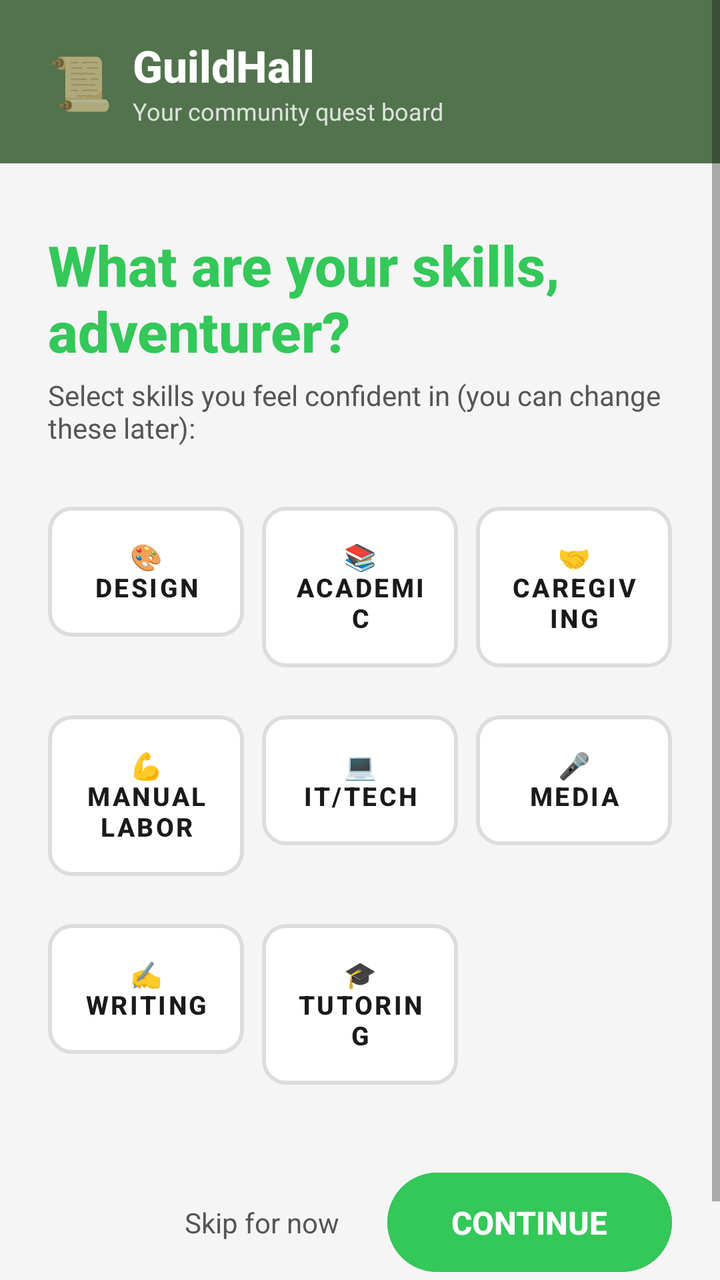
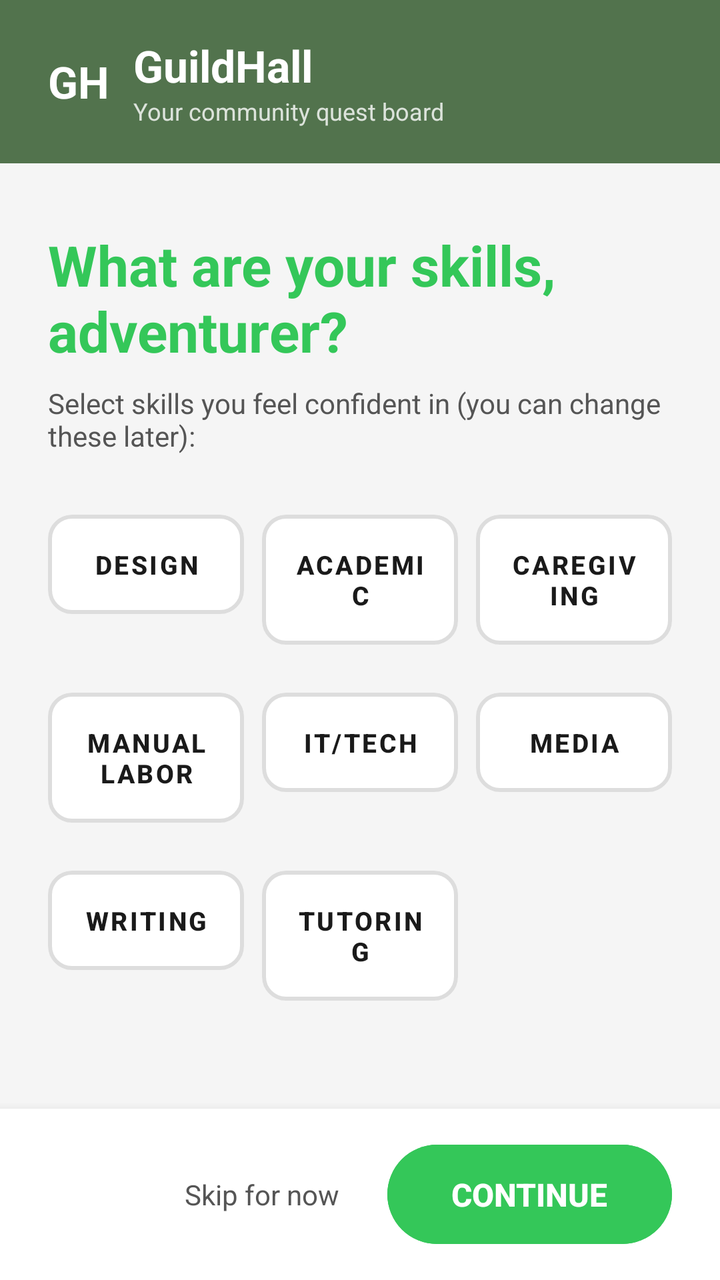

The first picture is an Android layout as it rendered before a commit; the second is the same layout after the commit. The layout source and the unified diff follow.
<!-- AndroidManifest.xml: application theme Theme.GuildHall -->
<!-- res/layout/activity_skills.xml -->
<?xml version="1.0" encoding="utf-8"?>
<ScrollView
    xmlns:android="http://schemas.android.com/apk/res/android"
    xmlns:app="http://schemas.android.com/apk/res-auto"
    android:layout_width="match_parent"
    android:layout_height="match_parent"
    android:background="@color/background"
    android:fillViewport="true">

    <LinearLayout
        android:layout_width="match_parent"
        android:layout_height="wrap_content"
        android:orientation="vertical">

        
        <LinearLayout
            android:layout_width="match_parent"
            android:layout_height="wrap_content"
            android:background="@color/panel_bg"
            android:gravity="center_vertical"
            android:orientation="horizontal"
            android:paddingHorizontal="24dp"
            android:paddingVertical="18dp">

            <TextView
                android:layout_width="wrap_content"
                android:layout_height="wrap_content"
                android:text="📜"
                android:textSize="26sp" />

            <LinearLayout
                android:layout_width="0dp"
                android:layout_height="wrap_content"
                android:layout_marginStart="10dp"
                android:layout_weight="1"
                android:orientation="vertical">

                <TextView
                    android:layout_width="wrap_content"
                    android:layout_height="wrap_content"
                    android:fontFamily="sans-serif-medium"
                    android:text="@string/guildhall"
                    android:textColor="@color/surface_white"
                    android:textSize="22sp"
                    android:textStyle="bold" />

                <TextView
                    android:layout_width="wrap_content"
                    android:layout_height="wrap_content"
                    android:text="@string/logo_tagline"
                    android:textColor="#CCFFFFFF"
                    android:textSize="12sp" />
            </LinearLayout>
        </LinearLayout>

        
        <LinearLayout
            android:layout_width="match_parent"
            android:layout_height="wrap_content"
            android:orientation="vertical"
            android:paddingHorizontal="24dp"
            android:paddingTop="32dp"
            android:paddingBottom="32dp">

            
            <TextView
                android:layout_width="wrap_content"
                android:layout_height="wrap_content"
                android:layout_marginBottom="4dp"
                android:fontFamily="sans-serif-medium"
                android:text="What are your skills,\nadventurer?"
                android:textColor="@color/primary_green"
                android:textSize="28sp"
                android:textStyle="bold" />

            <TextView
                android:layout_width="wrap_content"
                android:layout_height="wrap_content"
                android:layout_marginBottom="24dp"
                android:text="Select skills you feel confident in (you can change these later):"
                android:textColor="@color/text_secondary"
                android:textSize="14sp" />

            
            <LinearLayout
                android:id="@+id/errorContainer"
                android:layout_width="match_parent"
                android:layout_height="wrap_content"
                android:layout_marginBottom="16dp"
                android:background="@drawable/bg_error_box"
                android:paddingHorizontal="14dp"
                android:paddingVertical="12dp"
                android:visibility="gone">

                <TextView
                    android:id="@+id/tvError"
                    android:layout_width="match_parent"
                    android:layout_height="wrap_content"
                    android:textColor="@color/error_red"
                    android:textSize="13sp" />
            </LinearLayout>

            
            
            <LinearLayout
                android:layout_width="match_parent"
                android:layout_height="wrap_content"
                android:orientation="horizontal"
                android:layout_marginBottom="12dp"
                android:weightSum="3">

                <com.google.android.material.button.MaterialButton
                    android:id="@+id/skillBtnDesign"
                    style="@style/Widget.GuildHall.SkillChip"
                    android:layout_width="0dp"
                    android:layout_height="wrap_content"
                    android:layout_weight="1"
                    android:layout_marginEnd="6dp"
                    android:text="🎨\nDesign" />

                <com.google.android.material.button.MaterialButton
                    android:id="@+id/skillBtnAcademic"
                    style="@style/Widget.GuildHall.SkillChip"
                    android:layout_width="0dp"
                    android:layout_height="wrap_content"
                    android:layout_weight="1"
                    android:layout_marginHorizontal="3dp"
                    android:text="📚\nAcademic" />

                <com.google.android.material.button.MaterialButton
                    android:id="@+id/skillBtnCaregiving"
                    style="@style/Widget.GuildHall.SkillChip"
                    android:layout_width="0dp"
                    android:layout_height="wrap_content"
                    android:layout_weight="1"
                    android:layout_marginStart="6dp"
                    android:text="🤝\nCaregiving" />
            </LinearLayout>

            
            <LinearLayout
                android:layout_width="match_parent"
                android:layout_height="wrap_content"
                android:orientation="horizontal"
                android:layout_marginBottom="12dp"
                android:weightSum="3">

                <com.google.android.material.button.MaterialButton
                    android:id="@+id/skillBtnManualLabor"
                    style="@style/Widget.GuildHall.SkillChip"
                    android:layout_width="0dp"
                    android:layout_height="wrap_content"
                    android:layout_weight="1"
                    android:layout_marginEnd="6dp"
                    android:text="💪\nManual Labor" />

                <com.google.android.material.button.MaterialButton
                    android:id="@+id/skillBtnITTech"
                    style="@style/Widget.GuildHall.SkillChip"
                    android:layout_width="0dp"
                    android:layout_height="wrap_content"
                    android:layout_weight="1"
                    android:layout_marginHorizontal="3dp"
                    android:text="💻\nIT/Tech" />

                <com.google.android.material.button.MaterialButton
                    android:id="@+id/skillBtnMedia"
                    style="@style/Widget.GuildHall.SkillChip"
                    android:layout_width="0dp"
                    android:layout_height="wrap_content"
                    android:layout_weight="1"
                    android:layout_marginStart="6dp"
                    android:text="🎤\nMedia" />
            </LinearLayout>

            
            <LinearLayout
                android:layout_width="match_parent"
                android:layout_height="wrap_content"
                android:orientation="horizontal"
                android:layout_marginBottom="32dp"
                android:weightSum="3">

                <com.google.android.material.button.MaterialButton
                    android:id="@+id/skillBtnWriting"
                    style="@style/Widget.GuildHall.SkillChip"
                    android:layout_width="0dp"
                    android:layout_height="wrap_content"
                    android:layout_weight="1"
                    android:layout_marginEnd="6dp"
                    android:text="✍️\nWriting" />

                <com.google.android.material.button.MaterialButton
                    android:id="@+id/skillBtnTutoring"
                    style="@style/Widget.GuildHall.SkillChip"
                    android:layout_width="0dp"
                    android:layout_height="wrap_content"
                    android:layout_weight="1"
                    android:layout_marginHorizontal="3dp"
                    android:text="🎓\nTutoring" />

                
                <View
                    android:layout_width="0dp"
                    android:layout_height="wrap_content"
                    android:layout_weight="1"
                    android:layout_marginStart="6dp" />
            </LinearLayout>

            
            <LinearLayout
                android:layout_width="match_parent"
                android:layout_height="wrap_content"
                android:gravity="end|center_vertical"
                android:orientation="horizontal"
                android:layout_marginBottom="8dp">

                <TextView
                    android:id="@+id/btnSkip"
                    android:layout_width="wrap_content"
                    android:layout_height="wrap_content"
                    android:layout_marginEnd="16dp"
                    android:text="@string/btn_skip"
                    android:textColor="@color/text_secondary"
                    android:textSize="14sp"
                    android:clickable="true"
                    android:focusable="true"
                    android:paddingHorizontal="8dp"
                    android:paddingVertical="8dp" />

                <com.google.android.material.button.MaterialButton
                    android:id="@+id/btnContinue"
                    style="@style/Widget.GuildHall.Button.Primary"
                    android:layout_width="wrap_content"
                    android:layout_height="wrap_content"
                    android:text="@string/btn_continue"
                    android:paddingHorizontal="32dp" />
            </LinearLayout>

            
            <ProgressBar
                android:id="@+id/progressBar"
                style="?android:attr/progressBarStyleHorizontal"
                android:layout_width="match_parent"
                android:layout_height="4dp"
                android:indeterminate="true"
                android:indeterminateTint="@color/primary_green"
                android:visibility="gone" />

        </LinearLayout>
    </LinearLayout>
</ScrollView>
<!-- resources referenced by this layout -->
<resources>
  <color name="background">#F5F5F5</color>
  <color name="error_red">#C73434</color>
  <color name="panel_bg">#52734D</color>
  <color name="primary_green">#34C759</color>
  <color name="surface_white">#FFFFFF</color>
  <color name="text_secondary">#555555</color>
  <!-- drawable bg_error_box (drawable) -->
  <?xml version="1.0" encoding="utf-8"?>
  <shape xmlns:android="http://schemas.android.com/apk/res/android"
      android:shape="rectangle">
      <solid android:color="@color/error_bg" />
      <stroke
          android:width="1dp"
          android:color="@color/error_border" />
      <corners android:radius="8dp" />
  </shape>
  <string name="btn_continue">Continue</string>
  <string name="btn_skip">Skip for now</string>
  <string name="guildhall">GuildHall</string>
  <string name="logo_tagline">Your community quest board</string>
  <style name="Widget.GuildHall.Button.Primary" parent="Widget.MaterialComponents.Button">
          <item name="android:backgroundTint">@color/primary_green</item>
          <item name="android:textColor">@color/surface_white</item>
          <item name="android:textSize">16sp</item>
          <item name="android:textStyle">bold</item>
          <item name="android:fontFamily">sans-serif-medium</item>
          <item name="cornerRadius">50dp</item>
          <item name="android:paddingTop">14dp</item>
          <item name="android:paddingBottom">14dp</item>
          <item name="android:letterSpacing">0</item>
          <item name="android:elevation">0dp</item>
          <item name="android:stateListAnimator">@null</item>
      </style>
  <style name="Widget.GuildHall.SkillChip" parent="Widget.MaterialComponents.Button.OutlinedButton">
          <item name="android:backgroundTint">@color/surface_white</item>
          <item name="android:textColor">@color/text_primary</item>
          <item name="android:textSize">13sp</item>
          <item name="android:fontFamily">sans-serif-medium</item>
          <item name="android:textStyle">bold</item>
          <item name="strokeColor">@color/border_default</item>
          <item name="strokeWidth">2dp</item>
          <item name="cornerRadius">12dp</item>
          <item name="android:paddingTop">16dp</item>
          <item name="android:paddingBottom">16dp</item>
          <item name="android:elevation">0dp</item>
          <item name="android:stateListAnimator">@null</item>
          <item name="android:gravity">center</item>
      </style>
  <style name="Theme.GuildHall" parent="Theme.MaterialComponents.Light.NoActionBar">
          <item name="colorPrimary">@color/primary_green</item>
          <item name="colorPrimaryDark">@color/status_bar</item>
          <item name="colorAccent">@color/primary_green</item>
          <item name="android:windowBackground">@color/background</item>
          <item name="android:statusBarColor">@color/status_bar</item>
          <item name="android:fontFamily">sans-serif</item>
      </style>
  <color name="error_bg">#FFE5E5</color>
  <color name="error_border">#F5C6C6</color>
  <color name="text_primary">#1A1A1A</color>
  <color name="border_default">#DDDDDD</color>
  <color name="status_bar">#3A5C36</color>
</resources>

<!-- the commit's change to res/layout/activity_skills.xml (unified diff, before → after) -->
@@ -1,252 +1,248 @@
 <?xml version="1.0" encoding="utf-8"?>
-<ScrollView
-    xmlns:android="http://schemas.android.com/apk/res/android"
+<LinearLayout xmlns:android="http://schemas.android.com/apk/res/android"
     xmlns:app="http://schemas.android.com/apk/res-auto"
     android:layout_width="match_parent"
     android:layout_height="match_parent"
     android:background="@color/background"
-    android:fillViewport="true">
+    android:orientation="vertical">
+
+    <ScrollView
+        android:layout_width="match_parent"
+        android:layout_height="0dp"
+        android:layout_weight="1"
+        android:fillViewport="true">
+
+        <LinearLayout
+            android:layout_width="match_parent"
+            android:layout_height="wrap_content"
+            android:orientation="vertical">
+
+            <LinearLayout
+                android:layout_width="match_parent"
+                android:layout_height="wrap_content"
+                android:background="@color/panel_bg"
+                android:gravity="center_vertical"
+                android:orientation="horizontal"
+                android:paddingHorizontal="24dp"
+                android:paddingVertical="18dp">
+
+                <TextView
+                    android:layout_width="wrap_content"
+                    android:layout_height="wrap_content"
+                    android:text="GH"
+                    android:textColor="@color/surface_white"
+                    android:textSize="22sp"
+                    android:textStyle="bold" />
+
+                <LinearLayout
+                    android:layout_width="0dp"
+                    android:layout_height="wrap_content"
+                    android:layout_marginStart="12dp"
+                    android:layout_weight="1"
+                    android:orientation="vertical">
+
+                    <TextView
+                        android:layout_width="wrap_content"
+                        android:layout_height="wrap_content"
+                        android:text="@string/guildhall"
+                        android:textColor="@color/surface_white"
+                        android:textSize="22sp"
+                        android:textStyle="bold" />
+
+                    <TextView
+                        android:layout_width="wrap_content"
+                        android:layout_height="wrap_content"
+                        android:text="@string/logo_tagline"
+                        android:textColor="#CCFFFFFF"
+                        android:textSize="12sp" />
+                </LinearLayout>
+            </LinearLayout>
+
+            <LinearLayout
+                android:layout_width="match_parent"
+                android:layout_height="wrap_content"
+                android:orientation="vertical"
+                android:paddingHorizontal="24dp"
+                android:paddingTop="32dp"
+                android:paddingBottom="24dp">
+
+                <TextView
+                    android:layout_width="wrap_content"
+                    android:layout_height="wrap_content"
+                    android:text="What are your skills,\nadventurer?"
+                    android:textColor="@color/primary_green"
+                    android:textSize="28sp"
+                    android:textStyle="bold" />
+
+                <TextView
+                    android:layout_width="wrap_content"
+                    android:layout_height="wrap_content"
+                    android:layout_marginTop="8dp"
+                    android:layout_marginBottom="24dp"
+                    android:text="Select skills you feel confident in (you can change these later):"
+                    android:textColor="@color/text_secondary"
+                    android:textSize="14sp" />
+
+                <LinearLayout
+                    android:id="@+id/errorContainer"
+                    android:layout_width="match_parent"
+                    android:layout_height="wrap_content"
+                    android:layout_marginBottom="16dp"
+                    android:background="@drawable/bg_error_box"
+                    android:paddingHorizontal="14dp"
+                    android:paddingVertical="12dp"
+                    android:visibility="gone">
+
+                    <TextView
+                        android:id="@+id/tvError"
+                        android:layout_width="match_parent"
+                        android:layout_height="wrap_content"
+                        android:textColor="@color/error_red"
+                        android:textSize="13sp" />
+                </LinearLayout>
+
+                <LinearLayout
+                    android:layout_width="match_parent"
+                    android:layout_height="wrap_content"
+                    android:layout_marginBottom="12dp"
+                    android:orientation="horizontal"
+                    android:weightSum="3">
+
+                    <com.google.android.material.button.MaterialButton
+                        android:id="@+id/skillBtnDesign"
+                        style="@style/Widget.GuildHall.SkillChip"
+                        android:layout_width="0dp"
+                        android:layout_height="wrap_content"
+                        android:layout_marginEnd="6dp"
+                        android:layout_weight="1"
+                        android:text="Design" />
+
+                    <com.google.android.material.button.MaterialButton
+                        android:id="@+id/skillBtnAcademic"
+                        style="@style/Widget.GuildHall.SkillChip"
+                        android:layout_width="0dp"
+                        android:layout_height="wrap_content"
+                        android:layout_marginHorizontal="3dp"
+                        android:layout_weight="1"
+                        android:text="Academic" />
+
+                    <com.google.android.material.button.MaterialButton
+                        android:id="@+id/skillBtnCaregiving"
+                        style="@style/Widget.GuildHall.SkillChip"
+                        android:layout_width="0dp"
+                        android:layout_height="wrap_content"
+                        android:layout_marginStart="6dp"
+                        android:layout_weight="1"
+                        android:text="Caregiving" />
+                </LinearLayout>
+
+                <LinearLayout
+                    android:layout_width="match_parent"
+                    android:layout_height="wrap_content"
+                    android:layout_marginBottom="12dp"
+                    android:orientation="horizontal"
+                    android:weightSum="3">
+
+                    <com.google.android.material.button.MaterialButton
+                        android:id="@+id/skillBtnManualLabor"
+                        style="@style/Widget.GuildHall.SkillChip"
+                        android:layout_width="0dp"
+                        android:layout_height="wrap_content"
+                        android:layout_marginEnd="6dp"
+                        android:layout_weight="1"
+                        android:text="Manual Labor" />
+
+                    <com.google.android.material.button.MaterialButton
+                        android:id="@+id/skillBtnITTech"
+                        style="@style/Widget.GuildHall.SkillChip"
+                        android:layout_width="0dp"
+                        android:layout_height="wrap_content"
+                        android:layout_marginHorizontal="3dp"
+                        android:layout_weight="1"
+                        android:text="IT/Tech" />
+
+                    <com.google.android.material.button.MaterialButton
+                        android:id="@+id/skillBtnMedia"
+                        style="@style/Widget.GuildHall.SkillChip"
+                        android:layout_width="0dp"
+                        android:layout_height="wrap_content"
+                        android:layout_marginStart="6dp"
+                        android:layout_weight="1"
+                        android:text="Media" />
+                </LinearLayout>
+
+                <LinearLayout
+                    android:layout_width="match_parent"
+                    android:layout_height="wrap_content"
+                    android:orientation="horizontal"
+                    android:weightSum="3">
+
+                    <com.google.android.material.button.MaterialButton
+                        android:id="@+id/skillBtnWriting"
+                        style="@style/Widget.GuildHall.SkillChip"
+                        android:layout_width="0dp"
+                        android:layout_height="wrap_content"
+                        android:layout_marginEnd="6dp"
+                        android:layout_weight="1"
+                        android:text="Writing" />
+
+                    <com.google.android.material.button.MaterialButton
+                        android:id="@+id/skillBtnTutoring"
+                        style="@style/Widget.GuildHall.SkillChip"
+                        android:layout_width="0dp"
+                        android:layout_height="wrap_content"
+                        android:layout_marginHorizontal="3dp"
+                        android:layout_weight="1"
+                        android:text="Tutoring" />
+
+                    <View
+                        android:layout_width="0dp"
+                        android:layout_height="1dp"
+                        android:layout_marginStart="6dp"
+                        android:layout_weight="1" />
+                </LinearLayout>
+            </LinearLayout>
+        </LinearLayout>
+    </ScrollView>
 
     <LinearLayout
         android:layout_width="match_parent"
         android:layout_height="wrap_content"
-        android:orientation="vertical">
-
-        
-        <LinearLayout
-            android:layout_width="match_parent"
-            android:layout_height="wrap_content"
-            android:background="@color/panel_bg"
-            android:gravity="center_vertical"
-            android:orientation="horizontal"
-            android:paddingHorizontal="24dp"
-            android:paddingVertical="18dp">
-
-            <TextView
-                android:layout_width="wrap_content"
-                android:layout_height="wrap_content"
-                android:text="📜"
-                android:textSize="26sp" />
-
-            <LinearLayout
-                android:layout_width="0dp"
-                android:layout_height="wrap_content"
-                android:layout_marginStart="10dp"
-                android:layout_weight="1"
-                android:orientation="vertical">
-
-                <TextView
-                    android:layout_width="wrap_content"
-                    android:layout_height="wrap_content"
-                    android:fontFamily="sans-serif-medium"
-                    android:text="@string/guildhall"
-                    android:textColor="@color/surface_white"
-                    android:textSize="22sp"
-                    android:textStyle="bold" />
-
-                <TextView
-                    android:layout_width="wrap_content"
-                    android:layout_height="wrap_content"
-                    android:text="@string/logo_tagline"
-                    android:textColor="#CCFFFFFF"
-                    android:textSize="12sp" />
-            </LinearLayout>
-        </LinearLayout>
-
-        
-        <LinearLayout
-            android:layout_width="match_parent"
-            android:layout_height="wrap_content"
-            android:orientation="vertical"
-            android:paddingHorizontal="24dp"
-            android:paddingTop="32dp"
-            android:paddingBottom="32dp">
-
-            
-            <TextView
-                android:layout_width="wrap_content"
-                android:layout_height="wrap_content"
-                android:layout_marginBottom="4dp"
-                android:fontFamily="sans-serif-medium"
-                android:text="What are your skills,\nadventurer?"
-                android:textColor="@color/primary_green"
-                android:textSize="28sp"
-                android:textStyle="bold" />
-
-            <TextView
-                android:layout_width="wrap_content"
-                android:layout_height="wrap_content"
-                android:layout_marginBottom="24dp"
-                android:text="Select skills you feel confident in (you can change these later):"
-                android:textColor="@color/text_secondary"
-                android:textSize="14sp" />
-
-            
-            <LinearLayout
-                android:id="@+id/errorContainer"
-                android:layout_width="match_parent"
-                android:layout_height="wrap_content"
-                android:layout_marginBottom="16dp"
-                android:background="@drawable/bg_error_box"
-                android:paddingHorizontal="14dp"
-                android:paddingVertical="12dp"
-                android:visibility="gone">
-
-                <TextView
-                    android:id="@+id/tvError"
-                    android:layout_width="match_parent"
-                    android:layout_height="wrap_content"
-                    android:textColor="@color/error_red"
-                    android:textSize="13sp" />
-            </LinearLayout>
-
-            
-            
-            <LinearLayout
-                android:layout_width="match_parent"
-                android:layout_height="wrap_content"
-                android:orientation="horizontal"
-                android:layout_marginBottom="12dp"
-                android:weightSum="3">
-
-                <com.google.android.material.button.MaterialButton
-                    android:id="@+id/skillBtnDesign"
-                    style="@style/Widget.GuildHall.SkillChip"
-                    android:layout_width="0dp"
-                    android:layout_height="wrap_content"
-                    android:layout_weight="1"
-                    android:layout_marginEnd="6dp"
-                    android:text="🎨\nDesign" />
-
-                <com.google.android.material.button.MaterialButton
-                    android:id="@+id/skillBtnAcademic"
-                    style="@style/Widget.GuildHall.SkillChip"
-                    android:layout_width="0dp"
-                    android:layout_height="wrap_content"
-                    android:layout_weight="1"
-                    android:layout_marginHorizontal="3dp"
-                    android:text="📚\nAcademic" />
-
-                <com.google.android.material.button.MaterialButton
-                    android:id="@+id/skillBtnCaregiving"
-                    style="@style/Widget.GuildHall.SkillChip"
-                    android:layout_width="0dp"
-                    android:layout_height="wrap_content"
-                    android:layout_weight="1"
-                    android:layout_marginStart="6dp"
-                    android:text="🤝\nCaregiving" />
-            </LinearLayout>
-
-            
-            <LinearLayout
-                android:layout_width="match_parent"
-                android:layout_height="wrap_content"
-                android:orientation="horizontal"
-                android:layout_marginBottom="12dp"
-                android:weightSum="3">
-
-                <com.google.android.material.button.MaterialButton
-                    android:id="@+id/skillBtnManualLabor"
-                    style="@style/Widget.GuildHall.SkillChip"
-                    android:layout_width="0dp"
-                    android:layout_height="wrap_content"
-                    android:layout_weight="1"
-                    android:layout_marginEnd="6dp"
-                    android:text="💪\nManual Labor" />
-
-                <com.google.android.material.button.MaterialButton
-                    android:id="@+id/skillBtnITTech"
-                    style="@style/Widget.GuildHall.SkillChip"
-                    android:layout_width="0dp"
-                    android:layout_height="wrap_content"
-                    android:layout_weight="1"
-                    android:layout_marginHorizontal="3dp"
-                    android:text="💻\nIT/Tech" />
-
-                <com.google.android.material.button.MaterialButton
-                    android:id="@+id/skillBtnMedia"
-                    style="@style/Widget.GuildHall.SkillChip"
-                    android:layout_width="0dp"
-                    android:layout_height="wrap_content"
-                    android:layout_weight="1"
-                    android:layout_marginStart="6dp"
-                    android:text="🎤\nMedia" />
-            </LinearLayout>
-
-            
-            <LinearLayout
-                android:layout_width="match_parent"
-                android:layout_height="wrap_content"
-                android:orientation="horizontal"
-                android:layout_marginBottom="32dp"
-                android:weightSum="3">
-
-                <com.google.android.material.button.MaterialButton
-                    android:id="@+id/skillBtnWriting"
-                    style="@style/Widget.GuildHall.SkillChip"
-                    android:layout_width="0dp"
-                    android:layout_height="wrap_content"
-                    android:layout_weight="1"
-                    android:layout_marginEnd="6dp"
-                    android:text="✍️\nWriting" />
-
-                <com.google.android.material.button.MaterialButton
-                    android:id="@+id/skillBtnTutoring"
-                    style="@style/Widget.GuildHall.SkillChip"
-                    android:layout_width="0dp"
-                    android:layout_height="wrap_content"
-                    android:layout_weight="1"
-                    android:layout_marginHorizontal="3dp"
-                    android:text="🎓\nTutoring" />
-
-                
-                <View
-                    android:layout_width="0dp"
-                    android:layout_height="wrap_content"
-                    android:layout_weight="1"
-                    android:layout_marginStart="6dp" />
-            </LinearLayout>
-
-            
-            <LinearLayout
-                android:layout_width="match_parent"
-                android:layout_height="wrap_content"
-                android:gravity="end|center_vertical"
-                android:orientation="horizontal"
-                android:layout_marginBottom="8dp">
-
-                <TextView
-                    android:id="@+id/btnSkip"
-                    android:layout_width="wrap_content"
-                    android:layout_height="wrap_content"
-                    android:layout_marginEnd="16dp"
-                    android:text="@string/btn_skip"
-                    android:textColor="@color/text_secondary"
-                    android:textSize="14sp"
-                    android:clickable="true"
-                    android:focusable="true"
-                    android:paddingHorizontal="8dp"
-                    android:paddingVertical="8dp" />
-
-                <com.google.android.material.button.MaterialButton
-                    android:id="@+id/btnContinue"
-                    style="@style/Widget.GuildHall.Button.Primary"
-                    android:layout_width="wrap_content"
-                    android:layout_height="wrap_content"
-                    android:text="@string/btn_continue"
-                    android:paddingHorizontal="32dp" />
-            </LinearLayout>
-
-            
-            <ProgressBar
-                android:id="@+id/progressBar"
-                style="?android:attr/progressBarStyleHorizontal"
-                android:layout_width="match_parent"
-                android:layout_height="4dp"
-                android:indeterminate="true"
-                android:indeterminateTint="@color/primary_green"
-                android:visibility="gone" />
-
-        </LinearLayout>
+        android:background="@color/surface_white"
+        android:elevation="8dp"
+        android:gravity="end|center_vertical"
+        android:orientation="horizontal"
+        android:paddingHorizontal="24dp"
+        android:paddingVertical="12dp">
+
+        <ProgressBar
+            android:id="@+id/progressBar"
+            style="?android:attr/progressBarStyleSmall"
+            android:layout_width="wrap_content"
+            android:layout_height="wrap_content"
+            android:layout_marginEnd="12dp"
+            android:indeterminateTint="@color/primary_green"
+            android:visibility="gone" />
+
+        <TextView
+            android:id="@+id/btnSkip"
+            android:layout_width="wrap_content"
+            android:layout_height="wrap_content"
+            android:layout_marginEnd="16dp"
+            android:clickable="true"
+            android:focusable="true"
+            android:paddingHorizontal="8dp"
+            android:paddingVertical="8dp"
+            android:text="@string/btn_skip"
+            android:textColor="@color/text_secondary"
+            android:textSize="14sp" />
+
+        <com.google.android.material.button.MaterialButton
+            android:id="@+id/btnContinue"
+            style="@style/Widget.GuildHall.Button.Primary"
+            android:layout_width="wrap_content"
+            android:layout_height="wrap_content"
+            android:paddingHorizontal="32dp"
+            android:text="@string/btn_continue" />
     </LinearLayout>
-</ScrollView>
+</LinearLayout>
